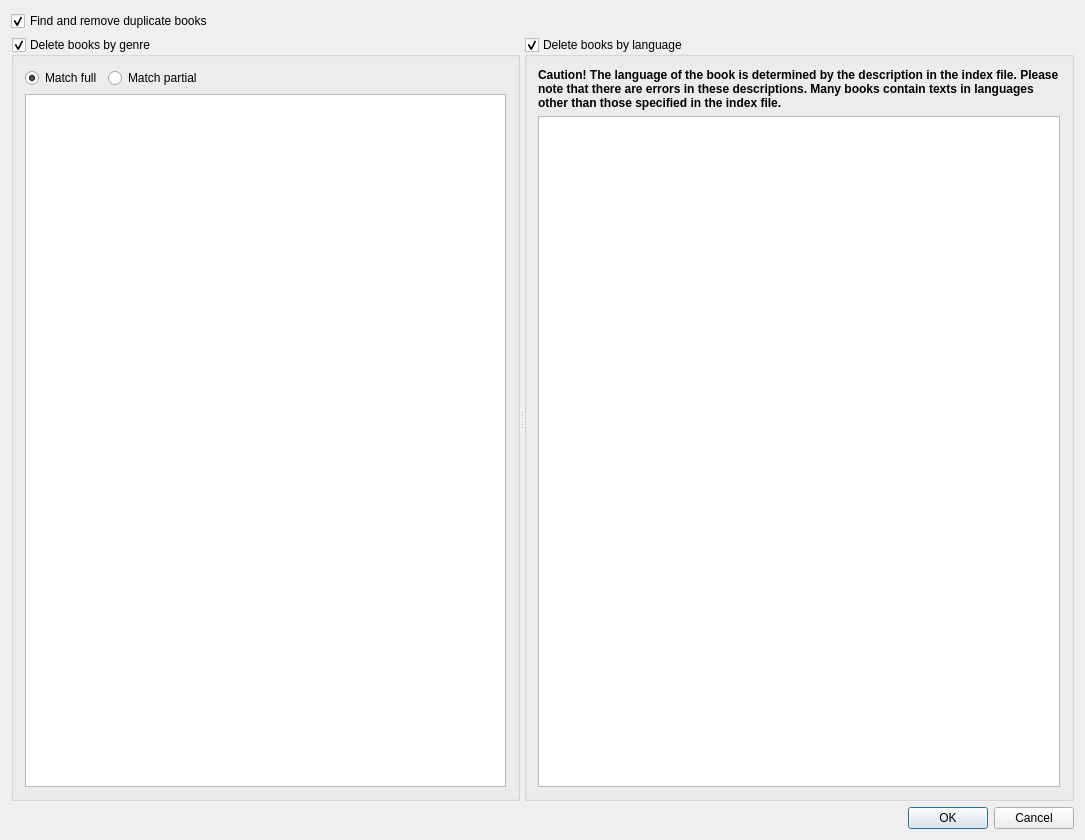
Above: src/home/flibrary/gui/CollectionCleaner.ui from heimdallr/books before the change. Below: the same form after it.
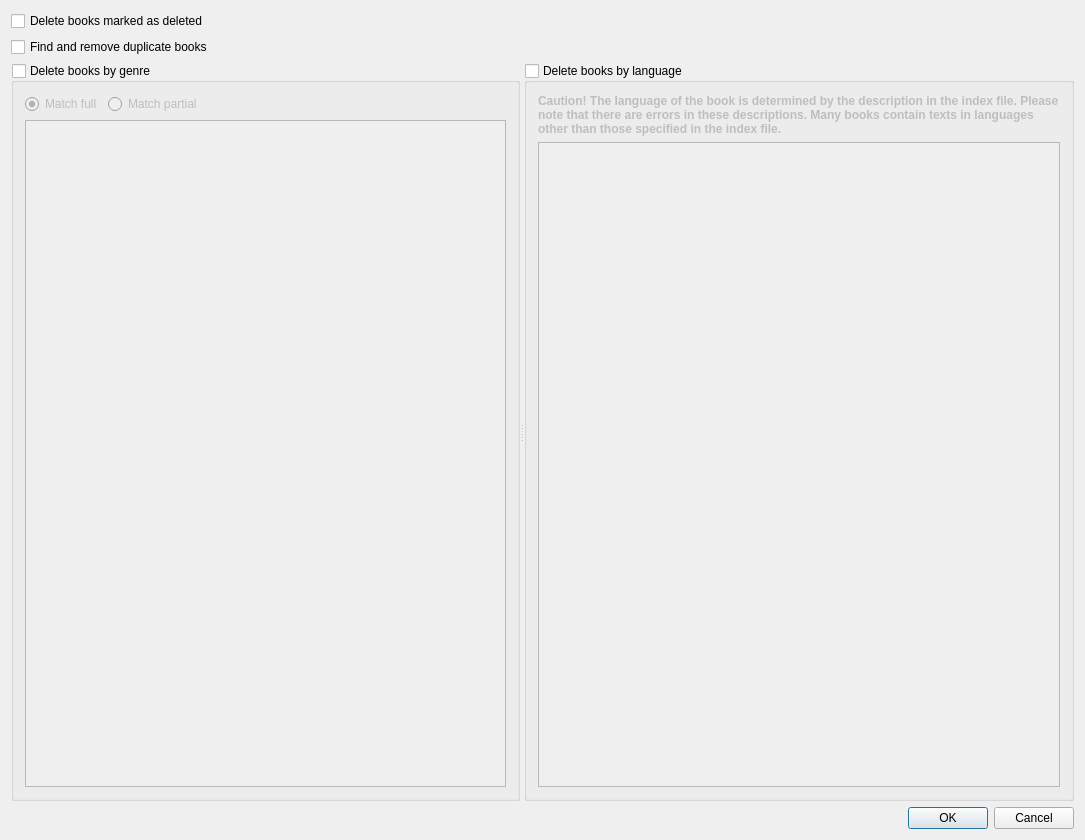
That is the form after the change.

What changed in the file:
```diff
--- a/src/home/flibrary/gui/CollectionCleaner.ui
+++ b/src/home/flibrary/gui/CollectionCleaner.ui
@@ -15,12 +15,22 @@
   </property>
   <layout class="QVBoxLayout" name="verticalLayout_3">
    <item>
-    <widget class="QCheckBox" name="deuplicates">
+    <widget class="QCheckBox" name="removeRemoved">
+     <property name="text">
+      <string>Delete books marked as deleted</string>
+     </property>
+     <property name="checked">
+      <bool>false</bool>
+     </property>
+    </widget>
+   </item>
+   <item>
+    <widget class="QCheckBox" name="duplicates">
      <property name="text">
       <string>Find and remove duplicate books</string>
      </property>
      <property name="checked">
-      <bool>true</bool>
+      <bool>false</bool>
      </property>
     </widget>
    </item>
@@ -40,7 +50,7 @@
        <bool>true</bool>
       </property>
       <property name="checked">
-       <bool>true</bool>
+       <bool>false</bool>
       </property>
       <layout class="QVBoxLayout" name="verticalLayout">
        <item>
@@ -93,6 +103,9 @@
       <property name="checkable">
        <bool>true</bool>
       </property>
+      <property name="checked">
+       <bool>false</bool>
+      </property>
       <layout class="QVBoxLayout" name="verticalLayout_2">
        <item>
         <widget class="QLabel" name="label">
```
